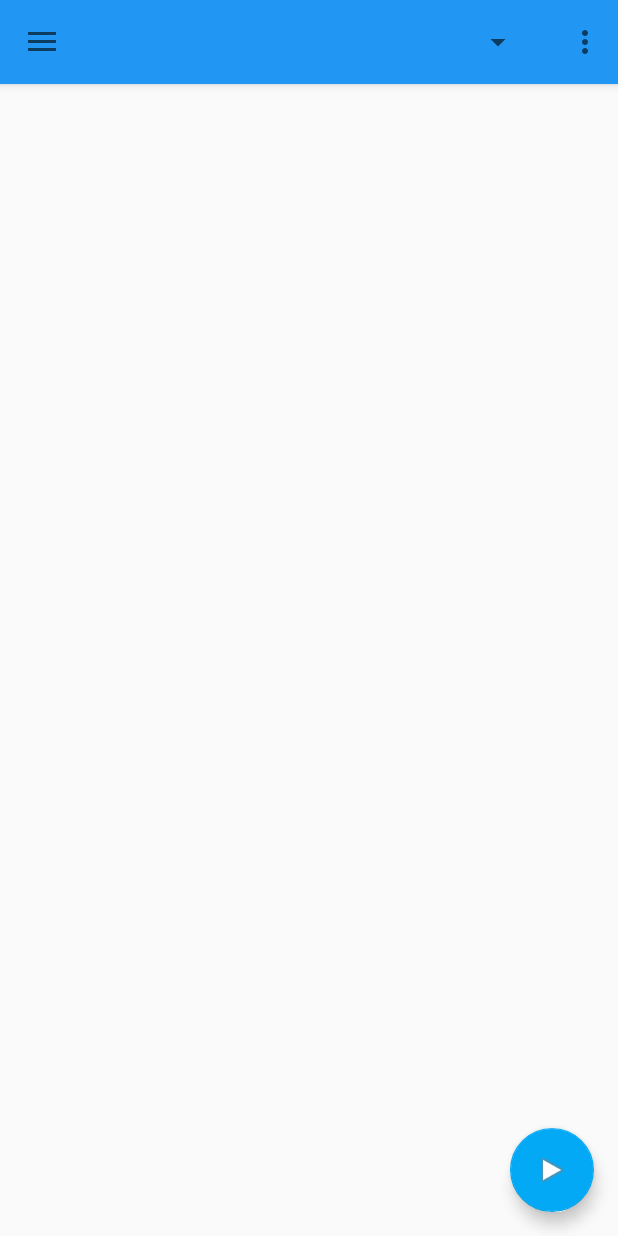
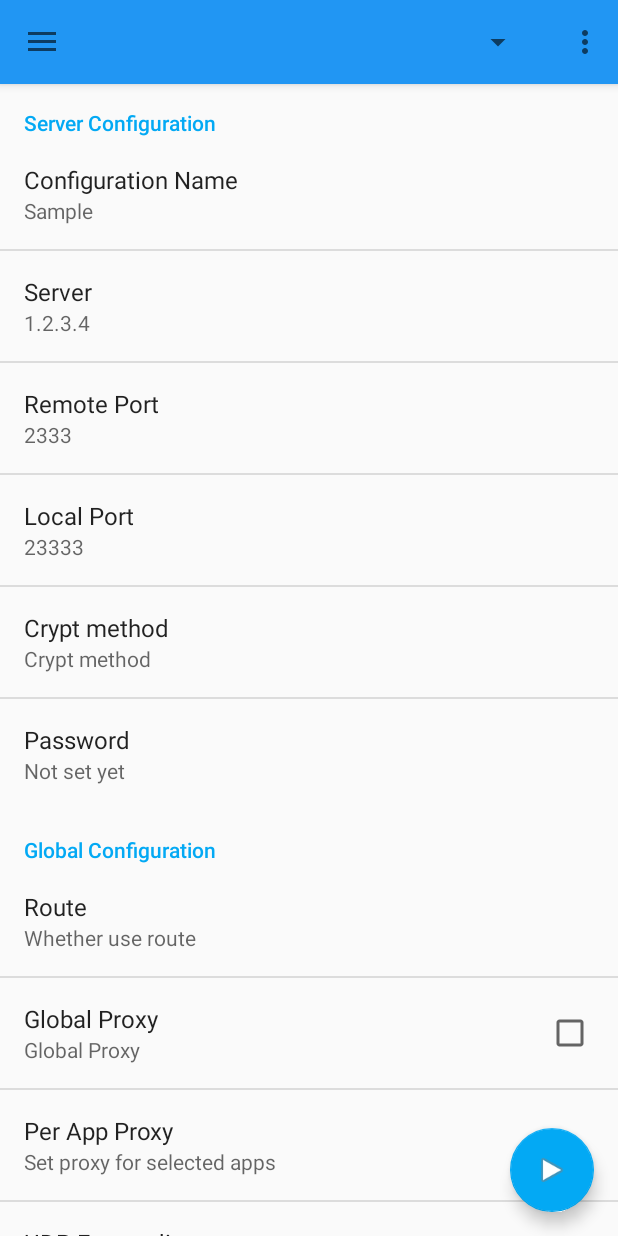
Before and after one commit to KagayamaKaede/ShadowsocksRDroid, an Android app: the screen it shows after launch (MainActivity), in the side drawer, after a tap on "Background", on a phone screen of 412 x 824 dp. Run offline under Robolectric (Android 15) with nearby library versions, the phone set to English and light mode, and no system bars; libraries missing offline, so code that uses them is left out: com.orhanobut.hawk, net.glxn.qrgen; 21 statements that could not run were skipped.

Commit message:
new ui frame complete.

```diff
--- a/app/src/main/java/com/proxy/shadowsocksr/MainActivity.java
+++ b/app/src/main/java/com/proxy/shadowsocksr/MainActivity.java
@@ -30,7 +30,6 @@ import android.widget.Toast;
 
 import com.orhanobut.hawk.Hawk;
 import com.proxy.shadowsocksr.fragment.PrefFragment;
-import com.proxy.shadowsocksr.fragment.StatusFragment;
 import com.proxy.shadowsocksr.items.ConnectProfile;
 import com.proxy.shadowsocksr.items.GlobalProfile;
 import com.proxy.shadowsocksr.items.SSProfile;
@@ -208,8 +207,6 @@ public class MainActivity extends Activity
                     getFragmentManager().beginTransaction().replace(R.id.pref, pref).commit();
                     break;
                 case R.id.navigation_item_background:
-                    getFragmentManager().beginTransaction().replace(R.id.pref, new StatusFragment())
-                                        .commit();
                     break;
                 case R.id.navigation_item_about:
                     Intent about = new Intent(Intent.ACTION_VIEW);
--- a/app/src/main/java/com/proxy/shadowsocksr/SSRVPNService.java
+++ b/app/src/main/java/com/proxy/shadowsocksr/SSRVPNService.java
@@ -384,7 +384,8 @@ public class SSRVPNService extends VpnService
         builder.setSession(session)
                .setMtu(VPN_MTU)
                .addAddress(String.format(PRIVATE_VLAN, "1"), 24)
-               .addDnsServer("8.8.8.8");
+               .addDnsServer("8.8.8.8")
+               .addDnsServer("8.8.4.4");
 
         builder.addAddress(String.format(PRIVATE_VLAN6, "1"), 126);
         builder.addRoute("::", 0);
@@ -451,7 +452,7 @@ public class SSRVPNService extends VpnService
                                    String.format(PRIVATE_VLAN, "2"),
                                    ssProfile.localPort, fd, VPN_MTU, Consts.baseDir);
 
-       cmd += " --netif-ip6addr " + String.format(PRIVATE_VLAN6, "2");
+        cmd += " --netif-ip6addr " + String.format(PRIVATE_VLAN6, "2");
 
         if (globalProfile.dnsForward)
         {
--- a/app/src/main/java/com/proxy/shadowsocksr/fragment/StatusFragment.java
+++ /dev/null
@@ -1,19 +0,0 @@
-package com.proxy.shadowsocksr.fragment;
-
-import android.app.Fragment;
-import android.os.Bundle;
-import android.support.annotation.Nullable;
-import android.view.LayoutInflater;
-import android.view.View;
-import android.view.ViewGroup;
-
-import com.proxy.shadowsocksr.R;
-
-public class StatusFragment extends Fragment
-{
-    @Nullable @Override public View onCreateView(LayoutInflater inflater, ViewGroup container,
-            Bundle savedInstanceState)
-    {
-        return inflater.inflate(R.layout.fragment_status, container, false);
-    }
-}
--- a/app/src/main/res/layout/activity_main.xml
+++ b/app/src/main/res/layout/activity_main.xml
@@ -27,7 +27,7 @@
 
                 <Spinner
                     android:id="@+id/spinner_nav"
-                    android:layout_marginStart="16dp"
+                    android:layout_marginStart="12dp"
                     android:layout_width="match_parent"
                     android:layout_height="wrap_content"
                     android:layout_marginEnd="16dp"/>
--- a/app/src/main/res/layout/fragment_status.xml
+++ /dev/null
@@ -1,7 +0,0 @@
-<?xml version="1.0" encoding="utf-8"?>
-<LinearLayout xmlns:android="http://schemas.android.com/apk/res/android"
-              android:orientation="vertical"
-              android:layout_width="match_parent"
-              android:layout_height="match_parent">
-
-</LinearLayout>
--- a/app/src/main/res/xml/pref.xml
+++ b/app/src/main/res/xml/pref.xml
@@ -70,15 +70,4 @@
             android:summary="@string/start_ssr_on_boot"
             android:title="@string/auto_connect"/>
     </PreferenceCategory>
-    <PreferenceCategory
-        android:title="@string/etc">
-        <Preference
-            android:key="about"
-            android:summary="@string/direct_to_ssr_page"
-            android:title="@string/about">
-            <intent
-                android:action="android.intent.action.VIEW"
-                android:data="https://github.com/KagayamaKaede/ShadowsocksRDroid"/>
-        </Preference>
-    </PreferenceCategory>
 </PreferenceScreen>
```
